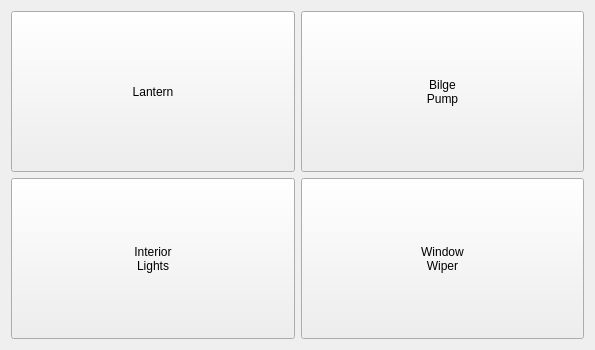
Before: the Qt Designer form WDguiBoat/WDguiBoat/hmi/instrumentform.ui in geirwanvik/WDrov, drawn with Qt 5.
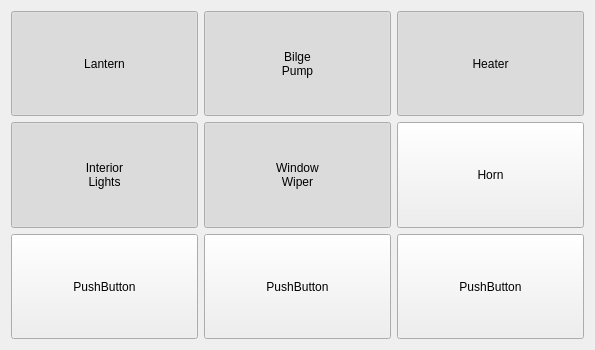
After: the same form once the commit is applied.

The edit to the form file:
```diff
--- a/WDguiBoat/WDguiBoat/hmi/instrumentform.ui
+++ b/WDguiBoat/WDguiBoat/hmi/instrumentform.ui
@@ -28,6 +28,12 @@
      <property name="text">
       <string>Lantern</string>
      </property>
+     <property name="checkable">
+      <bool>true</bool>
+     </property>
+     <property name="checked">
+      <bool>true</bool>
+     </property>
     </widget>
    </item>
    <item row="0" column="1">
@@ -45,6 +51,31 @@
       <string>Bilge
 Pump</string>
      </property>
+     <property name="checkable">
+      <bool>true</bool>
+     </property>
+     <property name="checked">
+      <bool>true</bool>
+     </property>
+    </widget>
+   </item>
+   <item row="0" column="2">
+    <widget class="QPushButton" name="pushButtonHeater">
+     <property name="sizePolicy">
+      <sizepolicy hsizetype="Preferred" vsizetype="Preferred">
+       <horstretch>0</horstretch>
+       <verstretch>0</verstretch>
+      </sizepolicy>
+     </property>
+     <property name="text">
+      <string>Heater</string>
+     </property>
+     <property name="checkable">
+      <bool>true</bool>
+     </property>
+     <property name="checked">
+      <bool>true</bool>
+     </property>
     </widget>
    </item>
    <item row="1" column="0">
@@ -62,6 +93,12 @@
       <string>Interior
 Lights</string>
      </property>
+     <property name="checkable">
+      <bool>true</bool>
+     </property>
+     <property name="checked">
+      <bool>true</bool>
+     </property>
     </widget>
    </item>
    <item row="1" column="1">
@@ -78,6 +115,64 @@
      <property name="text">
       <string>Window
 Wiper</string>
+     </property>
+     <property name="checkable">
+      <bool>true</bool>
+     </property>
+     <property name="checked">
+      <bool>true</bool>
+     </property>
+    </widget>
+   </item>
+   <item row="1" column="2">
+    <widget class="QPushButton" name="pushButtonHorn">
+     <property name="sizePolicy">
+      <sizepolicy hsizetype="Preferred" vsizetype="Preferred">
+       <horstretch>0</horstretch>
+       <verstretch>0</verstretch>
+      </sizepolicy>
+     </property>
+     <property name="text">
+      <string>Horn</string>
+     </property>
+    </widget>
+   </item>
+   <item row="2" column="0">
+    <widget class="QPushButton" name="pushButton">
+     <property name="sizePolicy">
+      <sizepolicy hsizetype="Preferred" vsizetype="Preferred">
+       <horstretch>0</horstretch>
+       <verstretch>0</verstretch>
+      </sizepolicy>
+     </property>
+     <property name="text">
+      <string>PushButton</string>
+     </property>
+    </widget>
+   </item>
+   <item row="2" column="1">
+    <widget class="QPushButton" name="pushButton_2">
+     <property name="sizePolicy">
+      <sizepolicy hsizetype="Preferred" vsizetype="Preferred">
+       <horstretch>0</horstretch>
+       <verstretch>0</verstretch>
+      </sizepolicy>
+     </property>
+     <property name="text">
+      <string>PushButton</string>
+     </property>
+    </widget>
+   </item>
+   <item row="2" column="2">
+    <widget class="QPushButton" name="pushButton_5">
+     <property name="sizePolicy">
+      <sizepolicy hsizetype="Preferred" vsizetype="Preferred">
+       <horstretch>0</horstretch>
+       <verstretch>0</verstretch>
+      </sizepolicy>
+     </property>
+     <property name="text">
+      <string>PushButton</string>
      </property>
     </widget>
    </item>
```
